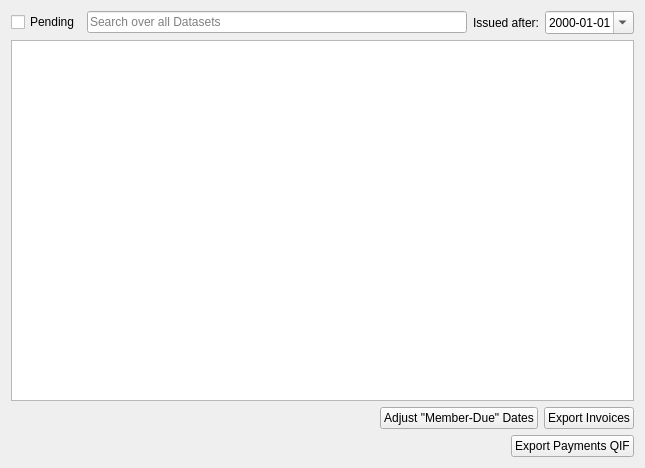
Above: forms/sentbills.ui from LukyLuke/PiTres before the change. Below: the same form after it.
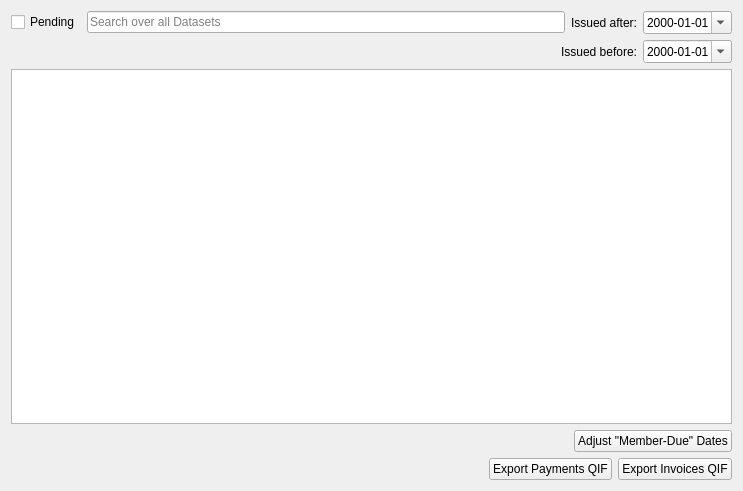
That is the form after the change.

The edit to the form file:
```diff
--- a/forms/sentbills.ui
+++ b/forms/sentbills.ui
@@ -6,8 +6,8 @@
    <rect>
     <x>0</x>
     <y>0</y>
-    <width>645</width>
-    <height>468</height>
+    <width>743</width>
+    <height>491</height>
    </rect>
   </property>
   <property name="sizePolicy">
@@ -58,6 +58,40 @@
      </item>
     </layout>
    </item>
+   <item>
+    <layout class="QHBoxLayout" name="horizontalLayout_4">
+     <item>
+      <spacer name="horizontalSpacer_3">
+       <property name="orientation">
+        <enum>Qt::Horizontal</enum>
+       </property>
+       <property name="sizeHint" stdset="0">
+        <size>
+         <width>40</width>
+         <height>20</height>
+        </size>
+       </property>
+      </spacer>
+     </item>
+     <item>
+      <widget class="QLabel" name="label_2">
+       <property name="text">
+        <string>Issued before:</string>
+       </property>
+      </widget>
+     </item>
+     <item>
+      <widget class="QDateEdit" name="maxDate">
+       <property name="displayFormat">
+        <string>yyyy-MM-dd</string>
+       </property>
+       <property name="calendarPopup">
+        <bool>true</bool>
+       </property>
+      </widget>
+     </item>
+    </layout>
+   </item>
    <item>
     <widget class="QTableView" name="tableView">
      <property name="alternatingRowColors">
@@ -96,13 +130,6 @@
        </property>
       </widget>
      </item>
-     <item>
-      <widget class="QPushButton" name="btnInvoiceQif">
-       <property name="text">
-        <string>Export Invoices</string>
-       </property>
-      </widget>
-     </item>
     </layout>
    </item>
    <item>
@@ -127,6 +154,13 @@
        </property>
       </widget>
      </item>
+     <item>
+      <widget class="QPushButton" name="btnInvoiceQif">
+       <property name="text">
+        <string>Export Invoices QIF</string>
+       </property>
+      </widget>
+     </item>
     </layout>
    </item>
   </layout>
```
